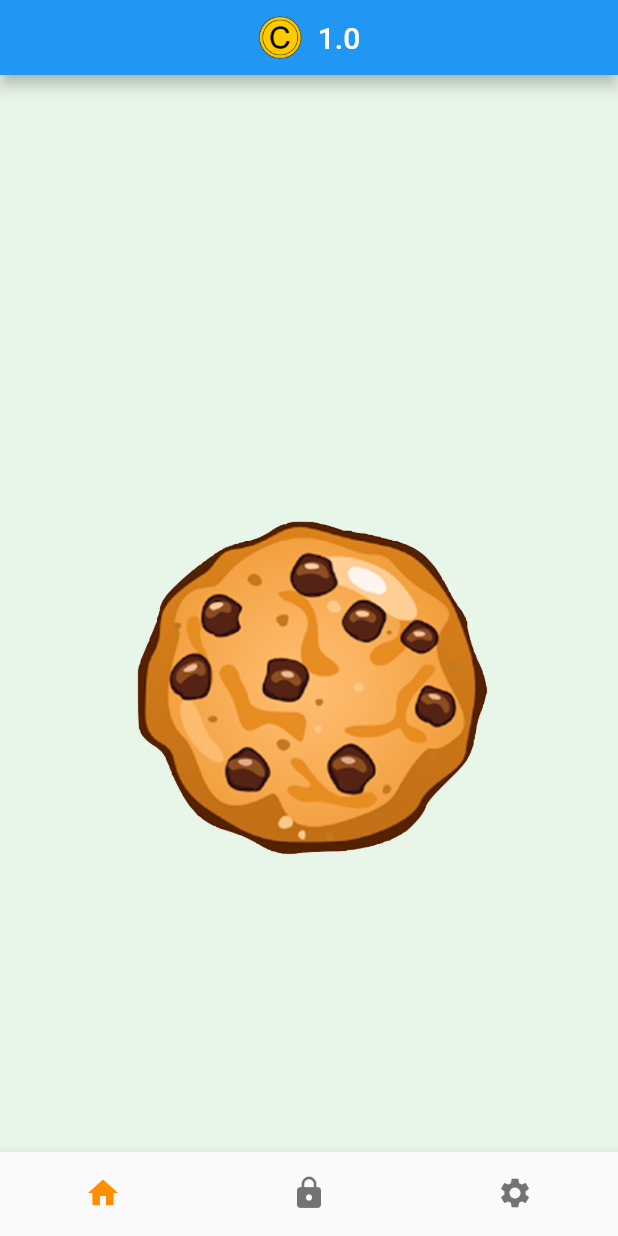
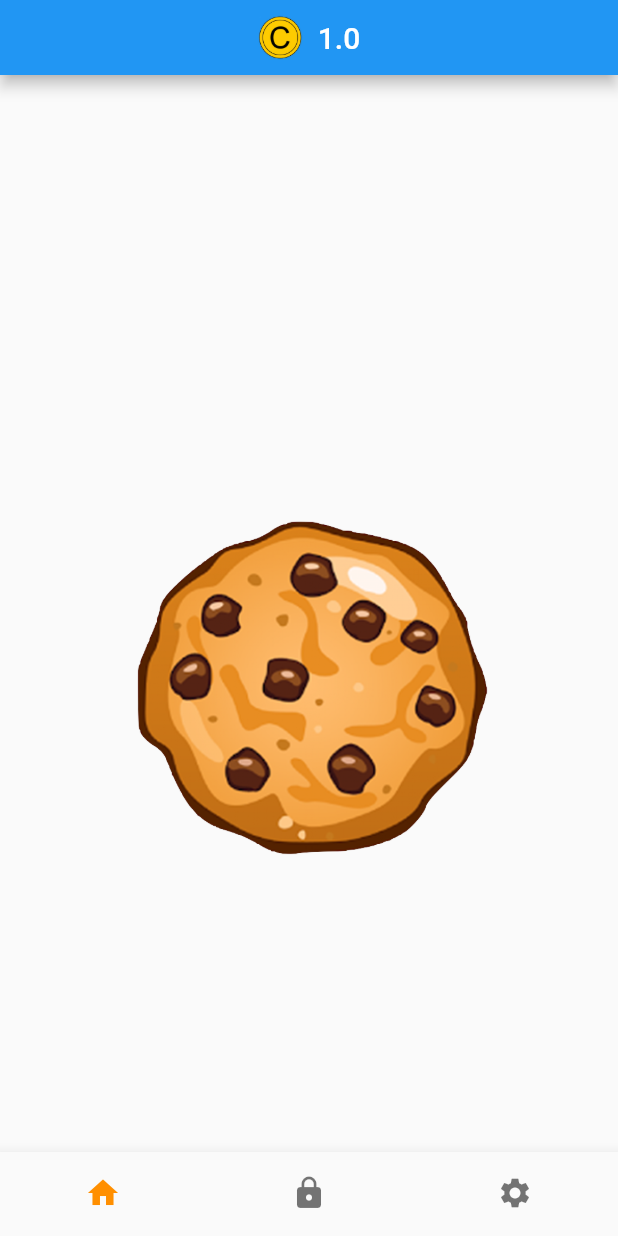
Before and after one commit to KidProf/ordinary-idle, a Flutter app: the screen it shows after launch, on a phone screen of 412 x 824 dp. Run offline on Flutter 3.47's test engine with Material 2 defaults, Android fonts, the phone set to English and light mode, and no system bars; our stand-ins replace fluttertoast, hive, hive_flutter, tuple; missing offline and left inert: restart_app; accounts and stored records are empty.

Commit message:
bug fix, remove green background

```diff
--- a/lib/partials/1cookie/CookieBackground.dart
+++ b/lib/partials/1cookie/CookieBackground.dart
@@ -34,7 +34,8 @@ class _CookieBackgroundState extends State<CookieBackground> {
         cookieOffset;
     return SwipeDetector(
         onSwipeUp: () {
-          if(cookieOffset.y<-canvasSize.y*0.42){
+          if(widget.pSecrets.prerequisiteMet(3)&&!widget.pSecrets.secretCompleted(3)){
+            if(cookieOffset.y<-canvasSize.y*0.42){
             setState(() {
               cookieShow = false;
             });
@@ -45,7 +46,7 @@ class _CookieBackgroundState extends State<CookieBackground> {
               cookieOffset += Vector2(0, -canvasSize.y*0.06);
             });
           }
-
+          }
           print("swipe up" + cookieOffset.toString());
         },
         filterOnStart: (DragStartDetails dragDetails) {
@@ -62,7 +63,7 @@ class _CookieBackgroundState extends State<CookieBackground> {
             child: Container(
               width: double.infinity,
               height: double.infinity,
-              color: Colors.Colors.green[50],
+              color: const Color(0xFFFAFAFA),
               child: Stack(
                 children: [
                   Positioned(
```
